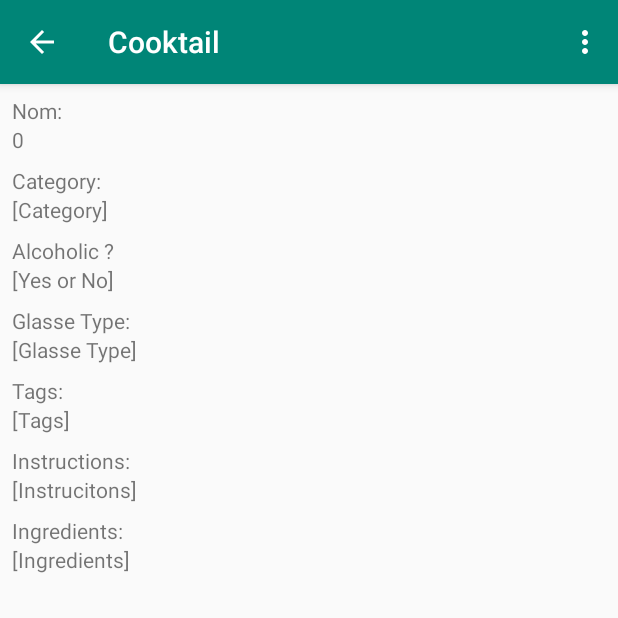
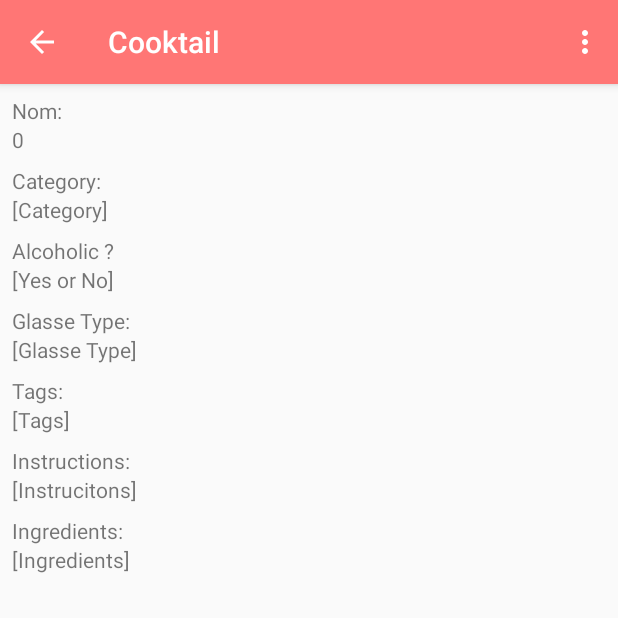
Before and after one commit to mathieucollet/cooktail, an Android app: the DetailsCocktail screen opened directly, with no data from a screen before it, on a phone screen of 412 x 824 dp, the top half of it. Run offline under Robolectric (Android 15) with nearby library versions, the phone set to English and light mode, and no system bars; network calls fail.

Commit message:
Create icon app & use it ; modify main colors

```diff
--- a/app/src/main/AndroidManifest.xml
+++ b/app/src/main/AndroidManifest.xml
@@ -8,7 +8,7 @@
         android:allowBackup="true"
         android:icon="@mipmap/ic_launcher"
         android:label="@string/app_name"
-        android:roundIcon="@mipmap/ic_launcher_round"
+        android:roundIcon="@drawable/ic_cooktail_icon_app"
         android:supportsRtl="true"
         android:theme="@style/AppTheme">
         <activity android:name=".MainActivity">
--- a/app/src/main/res/values/colors.xml
+++ b/app/src/main/res/values/colors.xml
@@ -1,6 +1,6 @@
 <?xml version="1.0" encoding="utf-8"?>
 <resources>
-    <color name="colorPrimary">#008577</color>
-    <color name="colorPrimaryDark">#00574B</color>
-    <color name="colorAccent">#D81B60</color>
+    <color name="colorPrimary">#ff7675</color>
+    <color name="colorPrimaryDark">#d63031</color>
+    <color name="colorAccent">#fdcb6e</color>
 </resources>
```
Also changed, not shown: app/src/main/res/drawable/ic_cooktail_icon_app.xml (added, +38 -0 lines).
